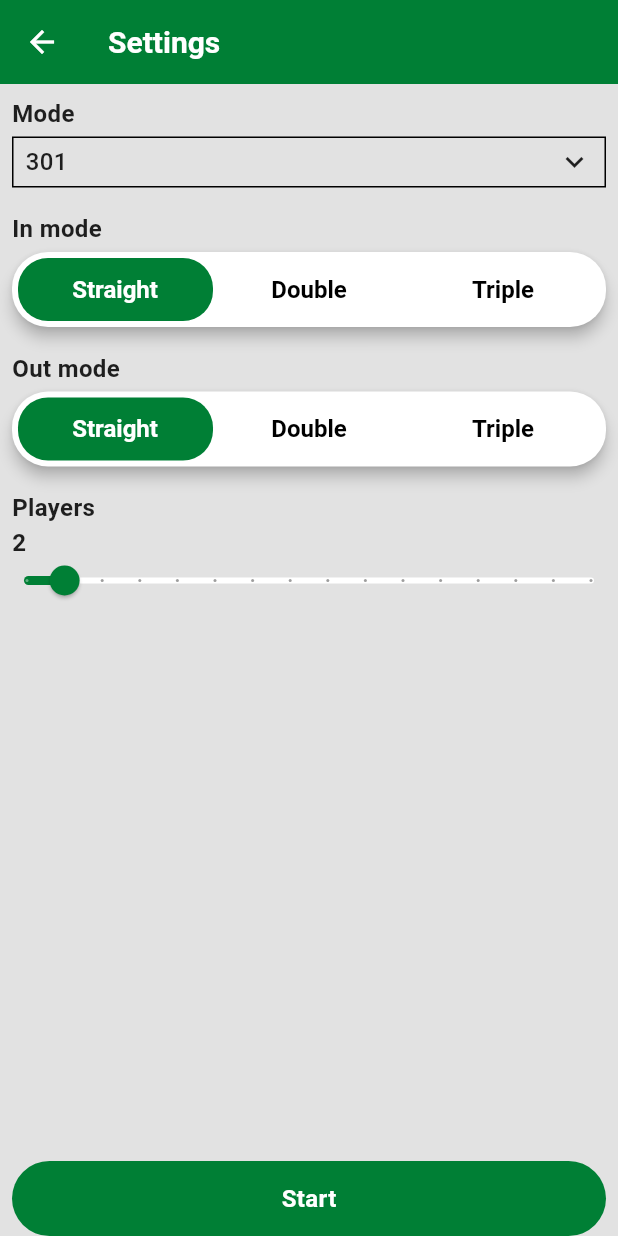
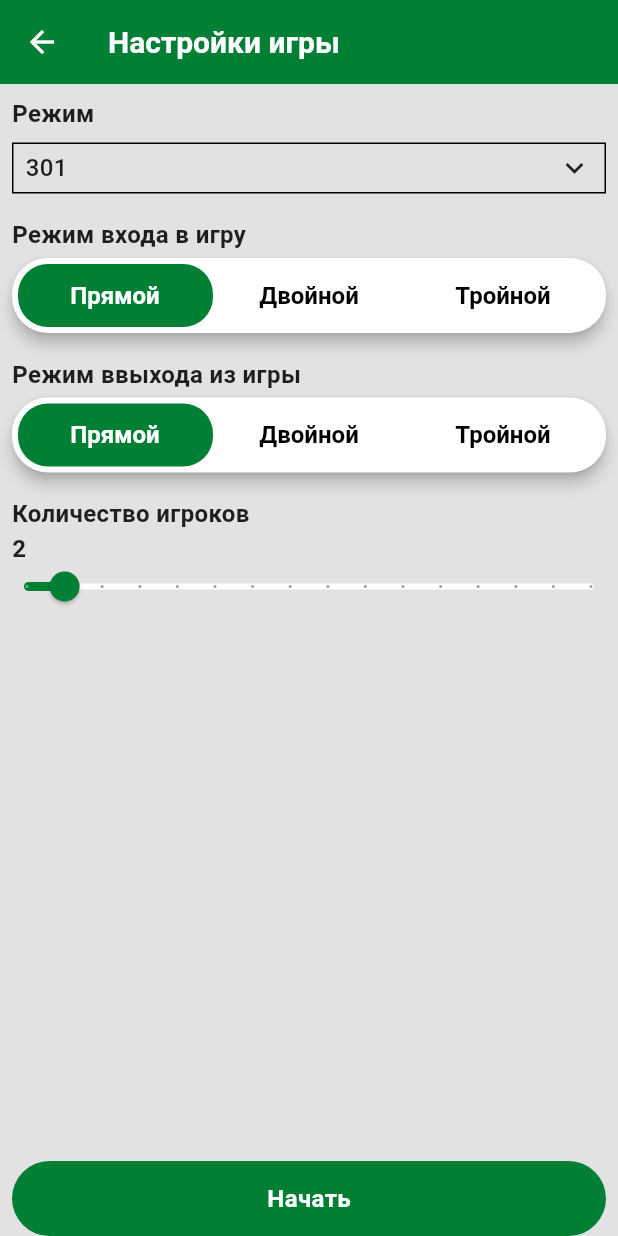
Before and after one commit to bulatBurganov/darts-game-counter, a Flutter app: the screen it shows after launch, after a tap on "X01", on a phone screen of 412 x 824 dp. Run offline on Flutter 3.47's test engine with Material 3 defaults, Android fonts, the phone set to English and light mode, and no system bars; our stand-ins replace go_router.

Commit message:
added intl

```diff
--- a/lib/features/main_menu/main_menu_screen.dart
+++ b/lib/features/main_menu/main_menu_screen.dart
@@ -1,6 +1,7 @@
 import 'package:darts_counter/features/navigation/router.dart';
 import 'package:darts_counter/features/navigation/routes.dart';
 import 'package:darts_counter/features/ui-core/app_rounded_button.dart';
+import 'package:darts_counter/generated/l10n.dart';
 import 'package:flutter/material.dart';
 
 class MainMenuScreen extends StatelessWidget {
@@ -9,7 +10,7 @@ class MainMenuScreen extends StatelessWidget {
   @override
   Widget build(BuildContext context) {
     return Scaffold(
-      appBar: AppBar(title: const Text('Main menu')),
+      appBar: AppBar(title: Text(S.of(context).mainMenu)),
 
       body: SafeArea(
         child: Padding(
@@ -20,7 +21,7 @@ class MainMenuScreen extends StatelessWidget {
 
               AppRoundedButton(
                 onTap: () => router.push(Routes.x01settings),
-                text: 'X01',
+                text: S.of(context).x01,
                 color: Theme.of(context).colorScheme.primary,
                 textColor: Colors.white,
                 borderRadius: 8,
--- a/lib/features/x01/domain/x01_game_view_model.dart
+++ b/lib/features/x01/domain/x01_game_view_model.dart
@@ -36,7 +36,7 @@ class X01ViewModel extends ChangeNotifier {
     final players = List<PlayerModel>.generate(
       _settings.playersCount,
       (index) => PlayerModel(
-        'Player ${index + 1}',
+        '${index + 1}',
         score: initialScore,
         isInGame: _settings.inMode == InOutModes.straight,
         startOfTurnScore: initialScore,
--- a/lib/features/x01/ui/widgets/in_out_selector.dart
+++ b/lib/features/x01/ui/widgets/in_out_selector.dart
@@ -1,4 +1,5 @@
 import 'package:darts_counter/features/x01/domain/models/x01_settings_model.dart';
+import 'package:darts_counter/generated/l10n.dart';
 import 'package:flutter/material.dart';
 
 class InOutModeSelector extends StatefulWidget {
@@ -118,9 +119,9 @@ class _InOutModeSelectorState extends State<InOutModeSelector> {
 
   String _getModeName(InOutModes mode, BuildContext context) {
     return switch (mode) {
-      InOutModes.straight => 'Straight',
-      InOutModes.double => 'Double',
-      InOutModes.triple => 'Triple',
+      InOutModes.straight => S.of(context).straight,
+      InOutModes.double => S.of(context).double,
+      InOutModes.triple => S.of(context).triple,
     };
   }
 }
--- a/lib/features/x01/ui/widgets/score_pad.dart
+++ b/lib/features/x01/ui/widgets/score_pad.dart
@@ -1,4 +1,5 @@
 import 'package:darts_counter/features/x01/domain/models/points_model.dart';
+import 'package:darts_counter/generated/l10n.dart';
 import 'package:flutter/material.dart';
 
 class ScoreInputSection extends StatefulWidget {
@@ -35,6 +36,7 @@ class _ScoreInputSectionState extends State<ScoreInputSection> {
           mainAxisSize: MainAxisSize.min,
           children: [
             Wrap(
+              alignment: WrapAlignment.center,
               spacing: 4,
               runSpacing: 4,
               children: [
@@ -73,7 +75,7 @@ class _ScoreInputSectionState extends State<ScoreInputSection> {
                   style: ElevatedButton.styleFrom(
                     backgroundColor: _isDoublingEnabled ? Colors.red : null,
                   ),
-                  child: const Text('Double'),
+                  child: Text(S.of(context).double),
                 ),
                 ElevatedButton(
                   onPressed: () {
@@ -85,7 +87,7 @@ class _ScoreInputSectionState extends State<ScoreInputSection> {
                   style: ElevatedButton.styleFrom(
                     backgroundColor: _isTriplingEnabled ? Colors.blue : null,
                   ),
-                  child: const Text('Triple'),
+                  child: Text(S.of(context).triple),
                 ),
                 ElevatedButton(
                   onPressed: widget.onUndo,
--- a/lib/features/x01/ui/widgets/x01_mode_selector.dart
+++ b/lib/features/x01/ui/widgets/x01_mode_selector.dart
@@ -1,4 +1,5 @@
 import 'package:darts_counter/features/x01/domain/models/x01_settings_model.dart';
+import 'package:darts_counter/generated/l10n.dart';
 import 'package:flutter/material.dart';
 
 class X01ModeSelector extends StatefulWidget {
@@ -29,11 +30,11 @@ class _X01ModeSelectorState extends State<X01ModeSelector> {
     return Column(
       crossAxisAlignment: CrossAxisAlignment.start,
       children: [
-        const Text(
-          'Mode',
-          style: TextStyle(fontSize: 16, fontWeight: FontWeight.bold),
+        Text(
+          S.of(context).mode,
+          style: const TextStyle(fontSize: 16, fontWeight: FontWeight.bold),
         ),
-        const SizedBox(height: 4),
+        const SizedBox(height: 8),
         GestureDetector(
           onTap: () async {
             final res = await showModalBottomSheet<X01Modes>(
--- a/lib/features/x01/ui/x01_settings_screen.dart
+++ b/lib/features/x01/ui/x01_settings_screen.dart
@@ -4,6 +4,7 @@ import 'package:darts_counter/features/x01/domain/models/x01_settings_model.dart
 import 'package:darts_counter/features/x01/ui/widgets/in_out_selector.dart';
 import 'package:darts_counter/features/x01/ui/widgets/players_count_slider.dart';
 import 'package:darts_counter/features/x01/ui/widgets/x01_mode_selector.dart';
+import 'package:darts_counter/generated/l10n.dart';
 import 'package:flutter/material.dart';
 import 'package:go_router/go_router.dart';
 
@@ -17,7 +18,7 @@ class X01SettingsScreen extends StatelessWidget {
   Widget build(BuildContext context) {
     return Scaffold(
       appBar: AppBar(
-        title: const Text('Settings'),
+        title: Text(S.of(context).gameSettings),
         leading: BackButton(onPressed: () => context.pop()),
       ),
       body: ListenableBuilder(
@@ -38,14 +39,13 @@ class X01SettingsScreen extends StatelessWidget {
                     X01ModeSelector(
                       initialValue: viewModel.settings.mode,
                       onModeChanged: (mode) {
-                        print('on mode changed $mode');
                         viewModel.updateMode(mode);
                       },
                     ),
                     const SizedBox(height: 16),
-                    const Text(
-                      'In mode',
-                      style: TextStyle(
+                    Text(
+                      S.of(context).gameInMode,
+                      style: const TextStyle(
                         fontSize: 16,
                         fontWeight: FontWeight.bold,
                       ),
@@ -59,9 +59,9 @@ class X01SettingsScreen extends StatelessWidget {
                       },
                     ),
                     const SizedBox(height: 16),
-                    const Text(
-                      'Out mode',
-                      style: TextStyle(
+                    Text(
+                      S.of(context).gameOutMode,
+                      style: const TextStyle(
                         fontSize: 16,
                         fontWeight: FontWeight.bold,
                       ),
@@ -76,9 +76,9 @@ class X01SettingsScreen extends StatelessWidget {
                       },
                     ),
                     const SizedBox(height: 16),
-                    const Text(
-                      'Players',
-                      style: TextStyle(
+                    Text(
+                      S.of(context).playersCount,
+                      style: const TextStyle(
                         fontSize: 16,
                         fontWeight: FontWeight.bold,
                       ),
@@ -91,7 +91,7 @@ class X01SettingsScreen extends StatelessWidget {
                     ),
                     const Spacer(),
                     AppRoundedButton(
-                      text: 'Start',
+                      text: S.of(context).start,
                       color: Theme.of(context).colorScheme.primary,
 
                       textColor: Colors.white,
--- /dev/null
+++ b/lib/l10n/intl_en.arb
@@ -0,0 +1,18 @@
+{
+    "appName": "Счетчик дартс",
+    "mainMenu": "Главное меню",
+    "x01": "X01",
+    "gameSettings": "Настройки игры",
+    "mode": "Режим",
+    "gameInMode" : "Режим входа в игру",
+    "gameOutMode" : "Режим ввыхода из игры",
+    "straight" : "Прямой",
+    "double": "Двойной",
+    "triple" : "Тройной",
+    "playersCount" : "Количество игроков",
+    "currentRound": "Текущий раунд: ",
+    "playerN": "Игрок {N}",
+    "playerWins" : "{player} выиграл!",
+    "finish": "Завершить",
+    "start" : "Начать"
+}
--- /dev/null
+++ b/lib/l10n/intl_ru.arb
@@ -0,0 +1,19 @@
+{
+    "appName": "Счетчик дартс",
+    "mainMenu": "Главное меню",
+    "x01": "X01",
+    "gameSettings": "Настройки игры",
+    "mode": "Режим",
+    "gameInMode" : "Режим входа в игру",
+    "gameOutMode" : "Режим ввыхода из игры",
+    "straight" : "Прямой",
+    "double": "Двойной",
+    "triple" : "Тройной",
+    "playersCount" : "Количество игроков",
+    "currentRound": "Текущий раунд: ",
+    "playerN": "Игрок {N}",
+    "playerWins" : "{player} выиграл!",
+    "finish": "Завершить",
+    "start" : "Начать"
+
+}
--- a/lib/main.dart
+++ b/lib/main.dart
@@ -1,7 +1,9 @@
 import 'package:darts_counter/features/navigation/router.dart';
 import 'package:darts_counter/features/ui-core/theme/app_theme.dart';
 import 'package:darts_counter/features/ui-core/theme/theme_provier.dart';
+import 'package:darts_counter/generated/l10n.dart';
 import 'package:flutter/material.dart';
+import 'package:flutter_localizations/flutter_localizations.dart';
 
 void main() {
   runApp(const MyApp());
@@ -19,7 +21,15 @@ class _MyAppState extends State<MyApp> {
   @override
   Widget build(BuildContext context) {
     return MaterialApp.router(
+      localizationsDelegates: const [
+        GlobalMaterialLocalizations.delegate,
+        GlobalWidgetsLocalizations.delegate,
+        GlobalCupertinoLocalizations.delegate,
+        S.delegate,
+      ],
       title: 'Flutter Demo',
+      locale: const Locale('ru', 'RU'),
+
       theme: AppTheme.lightTheme,
       darkTheme: AppTheme.darkTheme,
       themeMode: ThemeMode.system,
--- a/pubspec.yaml
+++ b/pubspec.yaml
@@ -33,10 +33,13 @@ dependencies:
   flutter:
     sdk: flutter
   flutter_bloc: ^9.1.1
+  flutter_localization: ^0.3.3
   go_router: ^16.2.1
+  intl: ^0.20.2
   provider: ^6.1.5+1
 
 dev_dependencies:
+  flutter_launcher_icons: ^0.14.4
   flutter_lints: ^5.0.0
   flutter_test:
     sdk: flutter
@@ -77,3 +80,5 @@ flutter:
   #
   # For details regarding fonts from package dependencies,
   # see https://flutter.dev/to/font-from-package
+flutter_intl:
+  enabled: true
```
Also changed, not shown: lib/features/x01/ui/widgets/player_tile.dart (+14 -4 lines), lib/features/x01/ui/x01_game_screen.dart (+14 -7 lines), lib/generated/intl/messages_all.dart (added), lib/generated/intl/messages_en.dart (added), lib/generated/intl/messages_ru.dart (added), lib/generated/l10n.dart (added), pubspec.lock, 3 other files.
